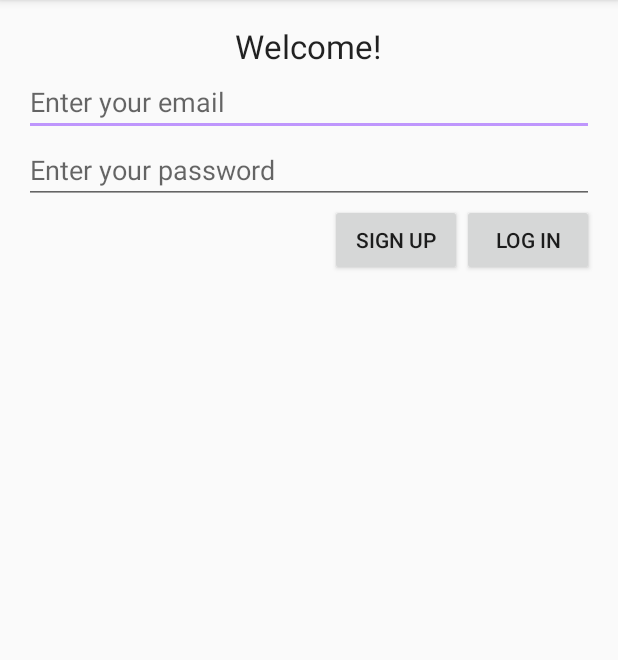
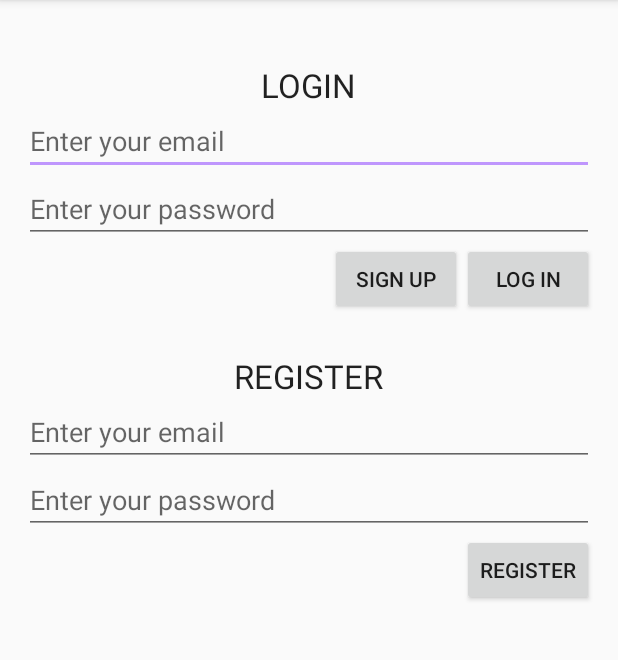
Before and after one commit to mikeFordUWT/Husky_Cooking, an Android app: the screen it shows after launch (SignInActivity), after a tap on "LOG IN", on a phone screen of 412 x 824 dp, the part 84-744 px from its top. Run offline under Robolectric (Android 15) with nearby library versions, the phone set to English and light mode, and no system bars; 1 other tap on this screen came first.

Commit message:
Registering works!

```diff
--- a/app/src/main/java/team14/tacoma/uw/edu/husky_cooking/authenticate/LogInFragment.java
+++ b/app/src/main/java/team14/tacoma/uw/edu/husky_cooking/authenticate/LogInFragment.java
@@ -4,12 +4,15 @@ package team14.tacoma.uw.edu.husky_cooking.authenticate;
 import android.os.Bundle;
 import android.support.v4.app.Fragment;
 import android.text.TextUtils;
+import android.util.Log;
 import android.view.LayoutInflater;
 import android.view.View;
 import android.view.ViewGroup;
 import android.widget.Button;
 import android.widget.EditText;
 import android.widget.Toast;
+
+import org.w3c.dom.Text;
 
 import team14.tacoma.uw.edu.husky_cooking.R;
 import team14.tacoma.uw.edu.husky_cooking.RegisterUserFragment;
@@ -21,10 +24,14 @@ public class LogInFragment extends Fragment {
     private static final String LOGIN_URL =
             "http://cssgate.insttech.washington.edu/~_450atm14/husky_cooking/login.php?";
 
+    private static final String USER_ADD_URL =
+            "http://cssgate.insttech.washington.edu/~_450atm14/husky_cooking/addUser.php?";
+
+    private static final String TAG = "LogInFragment";
     private static final String TAG_SUCCESS = "success";
     private static final String TAG_MESSAGE = "message";
     private Button mLoginButton;
-    private EditText mUserName, mPwd;
+    private EditText mUserName, mPwd,mRegisterEmail, mRegisterPassword;
 
 
     public LogInFragment() {
@@ -44,38 +51,40 @@ public class LogInFragment extends Fragment {
                              Bundle savedInstanceState) {
         // Inflate the layout for this fragment
         View v = inflater.inflate(R.layout.fragment_log_in, container, false);
-        final EditText userIdText = (EditText) v.findViewById(R.id.user_id);
-        final EditText pwdText = (EditText) v.findViewById(R.id.pwd);
+        mUserName = (EditText) v.findViewById(R.id.user_id);
+        mPwd = (EditText) v.findViewById(R.id.pwd);
+
+
 
         Button signInButton = (Button) v.findViewById(R.id.signin_button);
         signInButton.setOnClickListener(new View.OnClickListener(){
             @Override
             public void onClick(View v){
-                String userId = userIdText.getText().toString();
-                String pwd = pwdText.getText().toString();
+                String userId = mUserName.getText().toString();
+                String pwd = mPwd.getText().toString();
                 if(TextUtils.isEmpty(userId)){
                     Toast.makeText(v.getContext(), "Enter a userid",
                             Toast.LENGTH_SHORT).show();
-                    userIdText.requestFocus();
+                    mUserName.requestFocus();
                     return;
                 }
                 if(!userId.contains("@")){
                     Toast.makeText(v.getContext(), "Enter a valid email address",
                             Toast.LENGTH_SHORT).show();
-                    userIdText.requestFocus();
+                    mUserName.requestFocus();
                     return;
                 }
                 if(TextUtils.isEmpty(pwd)){
                     Toast.makeText(v.getContext(), "Enter a password",
                             Toast.LENGTH_SHORT).show();
-                    pwdText.requestFocus();
+                    mPwd.requestFocus();
                     return;
                 }
                 if(pwd.length() < 6){
                     Toast.makeText(v.getContext(), "Enter a password of at least 6 characters"
                             , Toast.LENGTH_SHORT)
                             .show();
-                    pwdText.requestFocus();
+                    mPwd.requestFocus();
                     return;
                 }
                 ((SignInActivity) getActivity()).login(userId, pwd);
@@ -83,16 +92,48 @@ public class LogInFragment extends Fragment {
             }
         });
 
-        Button signUpButton = (Button)v.findViewById(R.id.sign_up_button);
-        signUpButton.setOnClickListener(new View.OnClickListener(){
+        mRegisterEmail = (EditText) v.findViewById(R.id.new_user_email);
+        mRegisterPassword = (EditText) v.findViewById(R.id.new_user_password);
+        Button regButton = (Button) v.findViewById(R.id.new_user_register_button);
+        regButton.setOnClickListener(new View.OnClickListener(){
             @Override
-            public void onClick(View view){
-                RegisterUserFragment registerUserFragment = new RegisterUserFragment();
+            public void onClick(View v){
+                String userId = mRegisterEmail.getText().toString();
+                String pwd = mRegisterPassword.getText().toString();
+                if(TextUtils.isEmpty(userId)){
+                    Toast.makeText(v.getContext(), "Enter a userid",
+                            Toast.LENGTH_SHORT).show();
+                    mRegisterEmail.requestFocus();
+                    return;
+                }
 
-                getFragmentManager().beginTransaction().replace(R.id.sign_in_fragment_container
-                        , registerUserFragment).addToBackStack(null).commit();
+                if(!userId.contains("@")){
+                    Toast.makeText(v.getContext(), "Enter a valid email address",
+                            Toast.LENGTH_SHORT).show();
+                    mRegisterEmail.requestFocus();
+                    return;
+                }
 
+                if(TextUtils.isEmpty(pwd)){
+                    Toast.makeText(v.getContext(), "Enter a password",
+                            Toast.LENGTH_SHORT).show();
+                    mRegisterPassword.requestFocus();
+                    return;
+                }
 
+                if(pwd.length() < 6){
+                    Toast.makeText(v.getContext(), "Enter a password of at least 6 characters"
+                            , Toast.LENGTH_SHORT)
+                            .show();
+                    mRegisterPassword.requestFocus();
+                    return;
+                }
+                String url = buildUserUrl(v);
+                ((SignInActivity) getActivity()).addUser(url);
+                Toast.makeText(v.getContext(), "Success! Now feel free to login"
+                        , Toast.LENGTH_SHORT).show();
+                mRegisterEmail.setText(null);
+                mRegisterPassword.setText(null);
             }
         });
         return v;
@@ -100,6 +141,7 @@ public class LogInFragment extends Fragment {
 
     public interface LoginInteractionListener {
         public void login(String userId, String pwd);
+        public void signup(String url);
 
     }
 
@@ -116,5 +158,30 @@ public class LogInFragment extends Fragment {
 //
 //    }
 
+    private String buildUserUrl(View v) {
+        StringBuilder sb = new StringBuilder(USER_ADD_URL);
+
+        try{
+            String email = mRegisterEmail.getText().toString();
+            sb.append("email=");
+            sb.append(email);
+
+            String pwd = mRegisterPassword.getText().toString();
+            sb.append("&pwd=");
+            sb.append(pwd);
+
+            Log.i(TAG, sb.toString());
+        }catch (Exception e) {
+            Toast.makeText(v.getContext(), "Something wrong with the url " + e.getMessage(),
+                    Toast.LENGTH_LONG).show();
+        }
+
+        return sb.toString();
+    }
+
+    //// TODO: 5/1/16 BUild a login url
+//    private String buildLogInURL(){
+//
+//    }
 
 }
--- a/app/src/main/java/team14/tacoma/uw/edu/husky_cooking/authenticate/SignInActivity.java
+++ b/app/src/main/java/team14/tacoma/uw/edu/husky_cooking/authenticate/SignInActivity.java
@@ -8,6 +8,8 @@ import android.net.NetworkInfo;
 import android.os.AsyncTask;
 import android.os.Bundle;
 import android.support.v7.app.AppCompatActivity;
+import android.util.Log;
+import android.view.View;
 import android.widget.Button;
 import android.widget.EditText;
 import android.widget.Toast;
@@ -29,8 +31,17 @@ import team14.tacoma.uw.edu.husky_cooking.RegisterUserFragment;
 public class SignInActivity extends AppCompatActivity
         implements LogInFragment.LoginInteractionListener
         , RegisterUserFragment.UserAddListener{
+
+    private static final String LOGIN_URL =
+            "http://cssgate.insttech.washington.edu/~_450atm14/husky_cooking/login.php?";
+
+    private static final String USER_ADD_URL =
+            "http://cssgate.insttech.washington.edu/~_450atm14/husky_cooking/addUser.php?";
+
+    private static final String TAG = "SignInActivity";
+
     private SharedPreferences  mSharedPreferences;
-    private EditText mUserName, mPwd;
+    private EditText mUserName, mPwd, mRegisterEmail, mRegisterPassword;
     private Button mLoginButton;
     private Button mRegisterButton;
 
@@ -42,6 +53,9 @@ public class SignInActivity extends AppCompatActivity
 
 
         setContentView(R.layout.activity_sign_in);
+
+        mRegisterEmail = (EditText) findViewById(R.id.new_user_email);
+        mRegisterPassword = (EditText) findViewById(R.id.new_user_password);
         mUserName = (EditText) findViewById(R.id.user_id);
         mPwd = (EditText) findViewById(R.id.pwd);
         mLoginButton = (Button) findViewById(R.id.signin_button);
@@ -67,6 +81,10 @@ public class SignInActivity extends AppCompatActivity
 
 
 
+
+    }
+
+    public void signup(String url){
 
     }
 
@@ -111,6 +129,8 @@ public class SignInActivity extends AppCompatActivity
         startActivity(i);
         finish();
     }
+
+
 
 
     private class AddUserTask extends AsyncTask<String, Void, String> {
--- a/app/src/main/res/layout/fragment_log_in.xml
+++ b/app/src/main/res/layout/fragment_log_in.xml
@@ -9,7 +9,7 @@
         android:layout_width="wrap_content"
         android:layout_height="wrap_content"
         android:textAppearance="?android:attr/textAppearanceLarge"
-        android:text="Welcome!"
+        android:text="\nLOGIN"
         android:layout_gravity="center"/>
 
     <EditText
@@ -47,4 +47,33 @@
             android:text="@string/login_in_button"
             android:layout_gravity="right"/>
     </LinearLayout>
+
+    <TextView
+        android:layout_width="wrap_content"
+        android:layout_height="wrap_content"
+        android:text="@string/register_text_label"
+        android:layout_gravity="center"
+        android:textAppearance="?android:attr/textAppearanceLarge"/>
+
+    <EditText
+        android:layout_width="match_parent"
+        android:layout_height="wrap_content"
+        android:id="@+id/new_user_email"
+        android:hint="@string/hint_email"
+        android:layout_gravity="left"
+        android:inputType="textEmailAddress"
+        />
+    <EditText
+        android:layout_width="match_parent"
+        android:layout_height="wrap_content"
+        android:id="@+id/new_user_password"
+        android:hint="@string/hint_password"
+        android:layout_gravity="left"
+        android:inputType="textPassword"/>
+    <Button
+        android:layout_width="wrap_content"
+        android:layout_height="wrap_content"
+        android:id="@+id/new_user_register_button"
+        android:text="@string/register_button_label"
+        android:layout_gravity="right"/>
 </LinearLayout>
--- a/app/src/main/res/layout/fragment_register_user.xml
+++ b/app/src/main/res/layout/fragment_register_user.xml
@@ -8,7 +8,7 @@
     <TextView
         android:layout_width="wrap_content"
         android:layout_height="wrap_content"
-        android:text="@string/enter_user_info"
+        android:text="@string/register_text_label"
         android:layout_gravity="center"
         android:textAppearance="?android:attr/textAppearanceLarge"/>
 
--- a/app/src/main/res/values/strings.xml
+++ b/app/src/main/res/values/strings.xml
@@ -21,7 +21,7 @@
     <string name="register_button_label">REGISTER</string>
     <string name="sign_up_button_label">SIGN UP</string>
     <string name="login_in_button">LOG IN</string>
-    <string name="enter_user_info">ENTER NEW USER INFO</string>
+    <string name="register_text_label">\nREGISTER</string>
     <!-- TODO: Remove or change this placeholder text -->
     <string name="hello_blank_fragment">Hello blank fragment</string>
 
```
